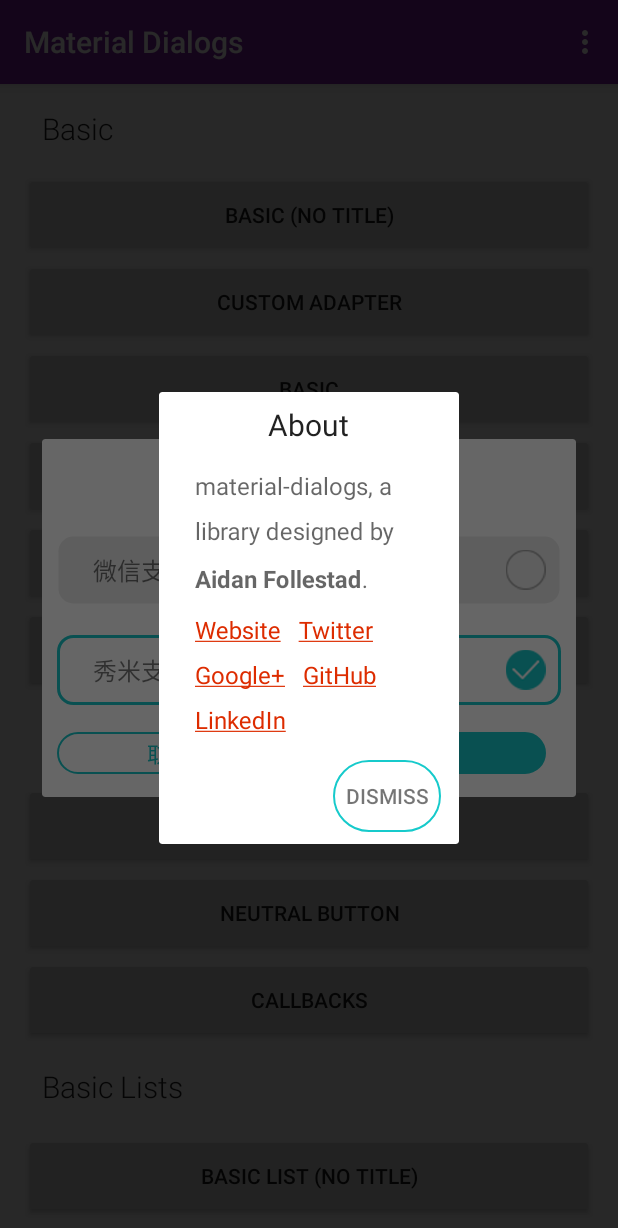
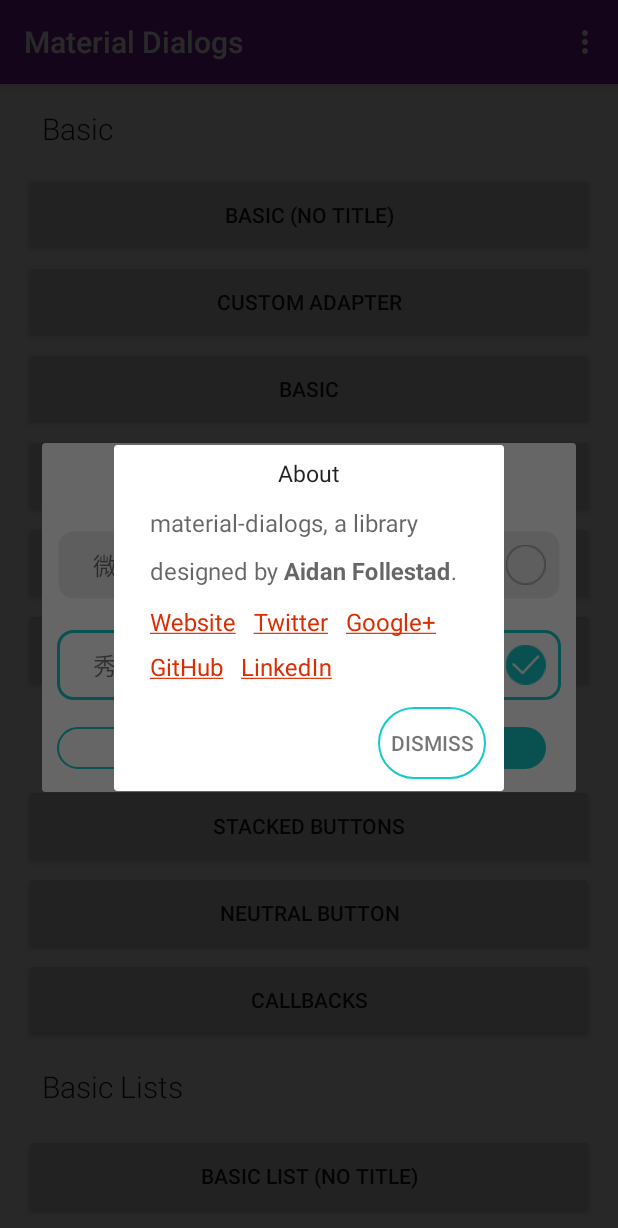
Before and after one commit to gyymz1993/dialogUtils, an Android app: the screen it shows after launch (MainActivity), in the options menu, after a tap on "About", on a phone screen of 412 x 824 dp. Shown: the top 1228 px of the screen. Run offline under Robolectric (Android 15) with nearby library versions, the phone set to English and light mode, and no system bars; our stand-ins replace ButterKnife; libraries missing offline, so code that uses them is left out: me.zhanghai.android.

Commit message:
通用diaolog v2.0.0  修改进度无效

```diff
--- a/core/src/main/java/com/afollestad/materialdialogs/DialogInit.java
+++ b/core/src/main/java/com/afollestad/materialdialogs/DialogInit.java
@@ -20,6 +20,7 @@
 import android.text.InputType;
 import android.text.method.LinkMovementMethod;
 import android.text.method.PasswordTransformationMethod;
+import android.util.DisplayMetrics;
 import android.util.Log;
 import android.view.Display;
 import android.view.Gravity;
@@ -465,6 +466,11 @@
         // Min height and max width calculations
         WindowManager wm = dialog.getWindow().getWindowManager();
         Display display = wm.getDefaultDisplay();
+
+        DisplayMetrics outMetrics = new DisplayMetrics();
+        wm.getDefaultDisplay().getMetrics(outMetrics);
+        int widthPixels = outMetrics.widthPixels;
+
         Point size = new Point();
         display.getSize(size);
         final int windowWidth = size.x;
@@ -478,8 +484,9 @@
         if (builder.getmWidth() != 0) {
             maxWidth = (int) builder.getmWidth();
         } else {
-            maxWidth =
-                    builder.context.getResources().getDimensionPixelSize(R.dimen.md_dialog_max_width);
+            //maxWidth = builder.context.getResources().getDimensionPixelSize(R.dimen.md_dialog_max_width);
+            maxWidth = widthPixels / 100 * 65;
+
         }
         int maxHeight = 0;
         if (builder.getmHeight() != 0) {
@@ -497,6 +504,7 @@
         }
         dialog.getWindow().setAttributes(lp);
     }
+
 
     private static void fixCanvasScalingWhenHardwareAccelerated(ProgressBar pb) {
         if (Build.VERSION.SDK_INT < Build.VERSION_CODES.JELLY_BEAN_MR2) {
@@ -650,7 +658,7 @@
 
     @SuppressLint("LongLogTag")
     public static void startOneToucProgressTimer(final OneToucDialog dialog, OneTouchPorgressOver mOneTouchPorgressOver, int endProgress, int speed) {
-       // cancelProgressTimer();
+        // cancelProgressTimer();
         oneTouchPorgressOver = mOneTouchPorgressOver;
         //progressBar.setIndeterminate(true);//设置不显示明确的进度
         // dialog.downloadProgress=startProgress;
@@ -658,7 +666,7 @@
         dialog.downloadProgressBar.setProgress(dialog.downloadProgress);
         dialog.downloadProgressBar.setIndeterminate(false);// 设置显示明确的进度
         dialog.downloadProgressBar.setMax(100);
-        Log.e("ProgressTimerTask----endProgress",endProgress+"" );
+        Log.e("ProgressTimerTask----endProgress", endProgress + "");
         //setProgressDrawable(dialog.downloadProgressBar, R.drawable.progress_style);
         updateProcessTimer = new Timer();
         mProgressTimerTask = new ProgressTimerTask(dialog, endProgress);
@@ -681,8 +689,8 @@
                 @SuppressLint("LongLogTag")
                 @Override
                 public void run() {
-                    Log.e("ProgressTimerTask--dialog.downloadProgress--",dialog.downloadProgress+"" );
-                    Log.e("ProgressTimerTask----endProgress",endProgress+"" );
+                    Log.e("ProgressTimerTask--dialog.downloadProgress--", dialog.downloadProgress + "");
+                    Log.e("ProgressTimerTask----endProgress", endProgress + "");
                     if (dialog.downloadProgress > 100) {
                         dialog.tvprogress.setText(100 + "%");
                         cancelProgressTimer();
--- a/core/src/main/res/layout/md_stub_titleframe.xml
+++ b/core/src/main/res/layout/md_stub_titleframe.xml
@@ -4,10 +4,11 @@
     android:layout_width="match_parent"
     android:layout_height="wrap_content"
     android:layout_centerHorizontal="true"
+    android:layout_gravity="center_horizontal"
+    android:layout_marginTop="5dp"
     android:gravity="center"
-    android:layout_gravity="center_horizontal"
     android:orientation="horizontal"
-    android:paddingBottom="@dimen/md_content_padding_bottom"
+    android:paddingBottom="3dp"
     android:paddingLeft="@dimen/md_content_padding_bottom"
     android:paddingRight="@dimen/md_content_padding_bottom"
     android:paddingTop="@dimen/md_content_padding_bottom">
@@ -19,16 +20,14 @@
         android:layout_marginEnd="@dimen/md_icon_margin"
         android:layout_marginRight="@dimen/md_icon_margin"
         android:scaleType="fitXY"
-        tools:ignore="ContentDescription"
-        />
+        tools:ignore="ContentDescription" />
 
     <TextView
         android:id="@+id/md_title"
         android:layout_width="wrap_content"
         android:layout_height="wrap_content"
         android:gravity="center"
-        android:textSize="@dimen/md_title_textsize"
-        tools:text="Title"
-        />
+        android:textSize="15sp"
+        tools:text="Title" />
 
 </LinearLayout>
```
